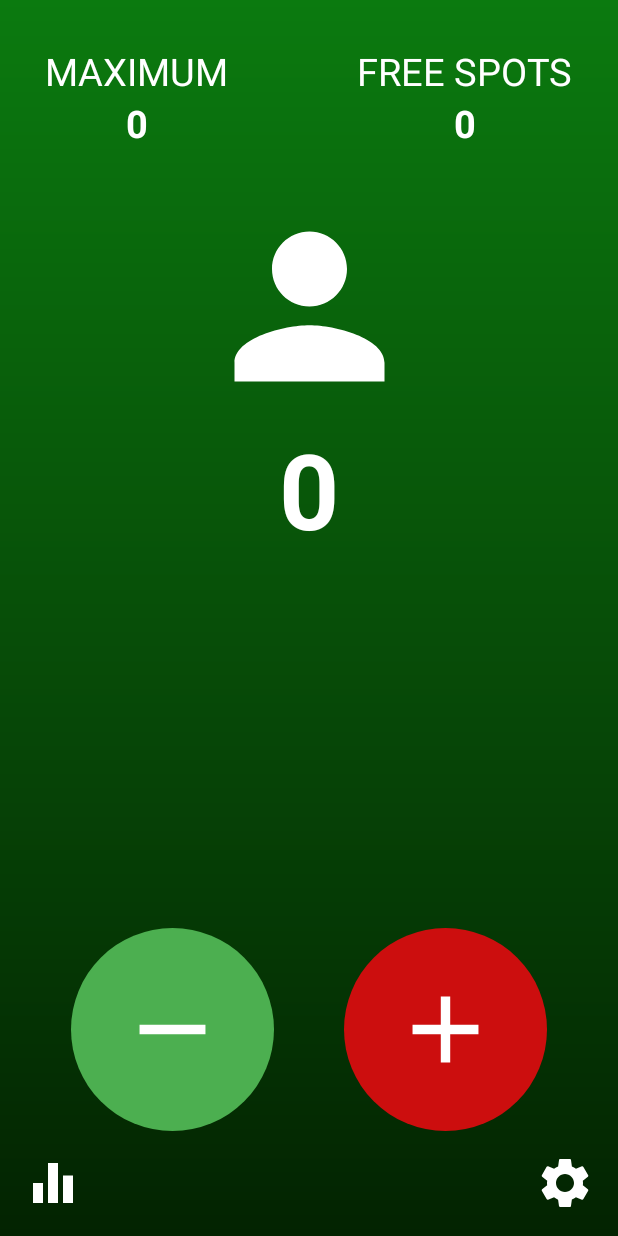
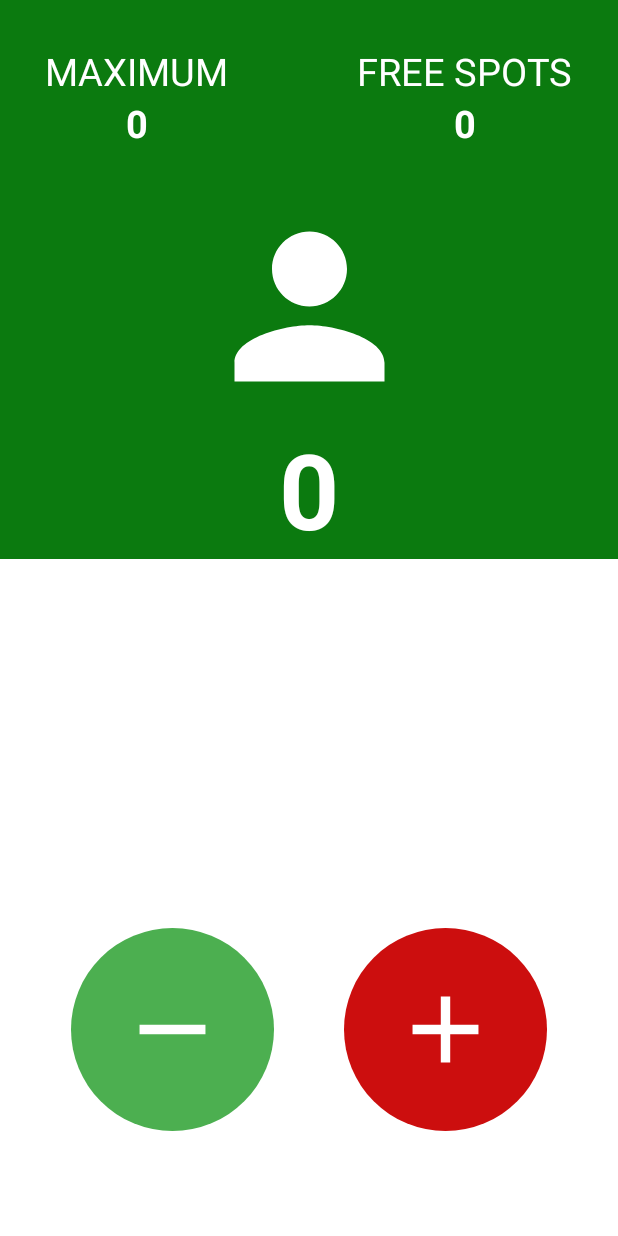
Before and after one commit to antonkesy/customer-counter-android, an Android app: the screen it shows after launch (MainActivity), on a phone screen of 412 x 824 dp. Run offline under Robolectric (Android 15) with nearby library versions, the phone set to English and light mode, and no system bars.

Commit message:
remove gradient & add background split

```diff
--- a/app/src/main/res/drawable/gradient_good.xml
+++ /dev/null
@@ -1,8 +0,0 @@
-<?xml version="1.0" encoding="utf-8"?>
-<shape xmlns:android="http://schemas.android.com/apk/res/android"
-    android:shape="rectangle">
-    <gradient
-        android:angle="90"
-        android:endColor="@color/background_good"
-        android:startColor="#032301" />
-</shape>
--- a/app/src/main/res/layout/activity_main.xml
+++ b/app/src/main/res/layout/activity_main.xml
@@ -4,9 +4,14 @@
     xmlns:tools="http://schemas.android.com/tools"
     android:layout_width="match_parent"
     android:layout_height="match_parent"
-    android:background="@drawable/gradient_good"
     tools:context=".MainActivity">
 
+    <LinearLayout
+        android:layout_width="match_parent"
+        android:layout_height="0dp"
+        android:background="@color/background_good"
+        app:layout_constraintBottom_toBottomOf="@+id/linearLayout"
+        app:layout_constraintTop_toTopOf="parent" />
 
     <LinearLayout
         android:id="@+id/maximumLayout"
```
Also changed, not shown: app/src/main/res/drawable/gradient_bad.xml (deleted, +0 -8 lines), app/src/main/res/drawable/gradient_warning.xml (deleted, +0 -8 lines).
